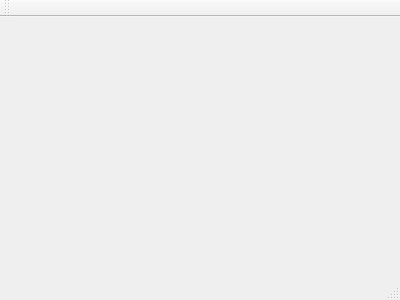
Above: AniClip2017/mainwindow.ui from MercifulZebra/AniClip2017 before the change. Below: the same form after it.
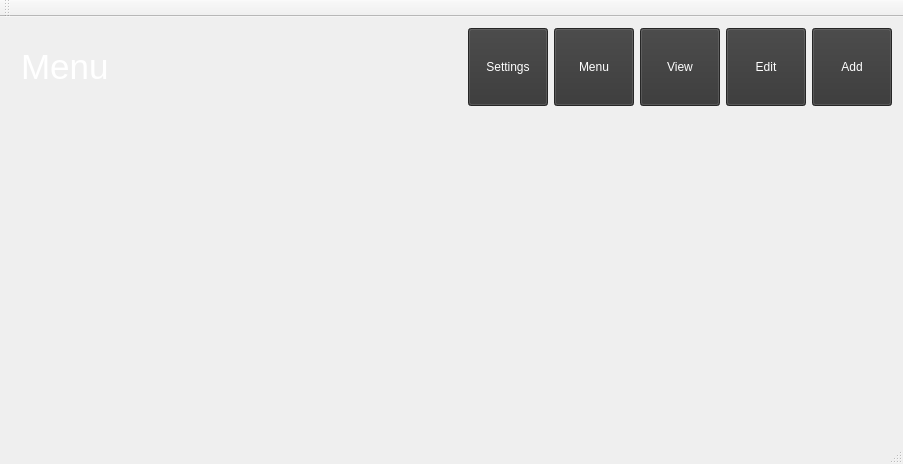
That is the form after the change.

Commit message: Setup Screen changing. Revised view screen layout. Tweaks to updating tagtreewidget

```diff
--- a/AniClip2017/mainwindow.ui
+++ b/AniClip2017/mainwindow.ui
@@ -6,15 +6,534 @@
    <rect>
     <x>0</x>
     <y>0</y>
-    <width>400</width>
-    <height>300</height>
+    <width>903</width>
+    <height>464</height>
    </rect>
   </property>
   <property name="windowTitle">
    <string>MainWindow</string>
   </property>
   <widget class="QWidget" name="centralWidget">
-   <layout class="QGridLayout" name="gridLayout"/>
+   <layout class="QGridLayout" name="gridLayout">
+    <property name="leftMargin">
+     <number>0</number>
+    </property>
+    <property name="topMargin">
+     <number>0</number>
+    </property>
+    <property name="rightMargin">
+     <number>0</number>
+    </property>
+    <property name="bottomMargin">
+     <number>0</number>
+    </property>
+    <item row="1" column="0">
+     <widget class="QStackedWidget" name="centralStack">
+      <widget class="QWidget" name="page"/>
+      <widget class="QWidget" name="page_2"/>
+     </widget>
+    </item>
+    <item row="0" column="0">
+     <widget class="QWidget" name="widget" native="true">
+      <property name="minimumSize">
+       <size>
+        <width>0</width>
+        <height>100</height>
+       </size>
+      </property>
+      <property name="maximumSize">
+       <size>
+        <width>16777215</width>
+        <height>100</height>
+       </size>
+      </property>
+      <property name="palette">
+       <palette>
+        <active>
+         <colorrole role="WindowText">
+          <brush brushstyle="SolidPattern">
+           <color alpha="255">
+            <red>255</red>
+            <green>255</green>
+            <blue>255</blue>
+           </color>
+          </brush>
+         </colorrole>
+         <colorrole role="Button">
+          <brush brushstyle="SolidPattern">
+           <color alpha="255">
+            <red>53</red>
+            <green>53</green>
+            <blue>53</blue>
+           </color>
+          </brush>
+         </colorrole>
+         <colorrole role="Text">
+          <brush brushstyle="SolidPattern">
+           <color alpha="255">
+            <red>255</red>
+            <green>255</green>
+            <blue>255</blue>
+           </color>
+          </brush>
+         </colorrole>
+         <colorrole role="BrightText">
+          <brush brushstyle="SolidPattern">
+           <color alpha="255">
+            <red>255</red>
+            <green>0</green>
+            <blue>0</blue>
+           </color>
+          </brush>
+         </colorrole>
+         <colorrole role="ButtonText">
+          <brush brushstyle="SolidPattern">
+           <color alpha="255">
+            <red>255</red>
+            <green>255</green>
+            <blue>255</blue>
+           </color>
+          </brush>
+         </colorrole>
+         <colorrole role="Base">
+          <brush brushstyle="SolidPattern">
+           <color alpha="255">
+            <red>25</red>
+            <green>25</green>
+            <blue>25</blue>
+           </color>
+          </brush>
+         </colorrole>
+         <colorrole role="Window">
+          <brush brushstyle="SolidPattern">
+           <color alpha="255">
+            <red>53</red>
+            <green>53</green>
+            <blue>53</blue>
+           </color>
+          </brush>
+         </colorrole>
+         <colorrole role="Highlight">
+          <brush brushstyle="SolidPattern">
+           <color alpha="255">
+            <red>42</red>
+            <green>130</green>
+            <blue>218</blue>
+           </color>
+          </brush>
+         </colorrole>
+         <colorrole role="HighlightedText">
+          <brush brushstyle="SolidPattern">
+           <color alpha="255">
+            <red>0</red>
+            <green>0</green>
+            <blue>0</blue>
+           </color>
+          </brush>
+         </colorrole>
+         <colorrole role="Link">
+          <brush brushstyle="SolidPattern">
+           <color alpha="255">
+            <red>42</red>
+            <green>130</green>
+            <blue>218</blue>
+           </color>
+          </brush>
+         </colorrole>
+         <colorrole role="AlternateBase">
+          <brush brushstyle="SolidPattern">
+           <color alpha="255">
+            <red>53</red>
+            <green>53</green>
+            <blue>53</blue>
+           </color>
+          </brush>
+         </colorrole>
+         <colorrole role="ToolTipBase">
+          <brush brushstyle="SolidPattern">
+           <color alpha="255">
+            <red>255</red>
+            <green>255</green>
+            <blue>255</blue>
+           </color>
+          </brush>
+         </colorrole>
+         <colorrole role="ToolTipText">
+          <brush brushstyle="SolidPattern">
+           <color alpha="255">
+            <red>255</red>
+            <green>255</green>
+            <blue>255</blue>
+           </color>
+          </brush>
+         </colorrole>
+        </active>
+        <inactive>
+         <colorrole role="WindowText">
+          <brush brushstyle="SolidPattern">
+           <color alpha="255">
+            <red>255</red>
+            <green>255</green>
+            <blue>255</blue>
+           </color>
+          </brush>
+         </colorrole>
+         <colorrole role="Button">
+          <brush brushstyle="SolidPattern">
+           <color alpha="255">
+            <red>53</red>
+            <green>53</green>
+            <blue>53</blue>
+           </color>
+          </brush>
+         </colorrole>
+         <colorrole role="Text">
+          <brush brushstyle="SolidPattern">
+           <color alpha="255">
+            <red>255</red>
+            <green>255</green>
+            <blue>255</blue>
+           </color>
+          </brush>
+         </colorrole>
+         <colorrole role="BrightText">
+          <brush brushstyle="SolidPattern">
+           <color alpha="255">
+            <red>255</red>
+            <green>0</green>
+            <blue>0</blue>
+           </color>
+          </brush>
+         </colorrole>
+         <colorrole role="ButtonText">
+          <brush brushstyle="SolidPattern">
+           <color alpha="255">
+            <red>255</red>
+            <green>255</green>
+            <blue>255</blue>
+           </color>
+          </brush>
+         </colorrole>
+         <colorrole role="Base">
+          <brush brushstyle="SolidPattern">
+           <color alpha="255">
+            <red>25</red>
+            <green>25</green>
+            <blue>25</blue>
+           </color>
+          </brush>
+         </colorrole>
+         <colorrole role="Window">
+          <brush brushstyle="SolidPattern">
+           <color alpha="255">
+            <red>53</red>
+            <green>53</green>
+            <blue>53</blue>
+           </color>
+          </brush>
+         </colorrole>
+         <colorrole role="Highlight">
+          <brush brushstyle="SolidPattern">
+           <color alpha="255">
+            <red>42</red>
+            <green>130</green>
+            <blue>218</blue>
+           </color>
+          </brush>
+         </colorrole>
+         <colorrole role="HighlightedText">
+          <brush brushstyle="SolidPattern">
+           <color alpha="255">
+            <red>0</red>
+            <green>0</green>
+            <blue>0</blue>
+           </color>
+          </brush>
+         </colorrole>
+         <colorrole role="Link">
+          <brush brushstyle="SolidPattern">
+           <color alpha="255">
+            <red>42</red>
+            <green>130</green>
+            <blue>218</blue>
+           </color>
+          </brush>
+         </colorrole>
+         <colorrole role="AlternateBase">
+          <brush brushstyle="SolidPattern">
+           <color alpha="255">
+            <red>53</red>
+            <green>53</green>
+            <blue>53</blue>
+           </color>
+          </brush>
+         </colorrole>
+         <colorrole role="ToolTipBase">
+          <brush brushstyle="SolidPattern">
+           <color alpha="255">
+            <red>255</red>
+            <green>255</green>
+            <blue>255</blue>
+           </color>
+          </brush>
+         </colorrole>
+         <colorrole role="ToolTipText">
+          <brush brushstyle="SolidPattern">
+           <color alpha="255">
+            <red>255</red>
+            <green>255</green>
+            <blue>255</blue>
+           </color>
+          </brush>
+         </colorrole>
+        </inactive>
+        <disabled>
+         <colorrole role="WindowText">
+          <brush brushstyle="SolidPattern">
+           <color alpha="255">
+            <red>120</red>
+            <green>120</green>
+            <blue>120</blue>
+           </color>
+          </brush>
+         </colorrole>
+         <colorrole role="Button">
+          <brush brushstyle="SolidPattern">
+           <color alpha="255">
+            <red>53</red>
+            <green>53</green>
+            <blue>53</blue>
+           </color>
+          </brush>
+         </colorrole>
+         <colorrole role="Text">
+          <brush brushstyle="SolidPattern">
+           <color alpha="255">
+            <red>120</red>
+            <green>120</green>
+            <blue>120</blue>
+           </color>
+          </brush>
+         </colorrole>
+         <colorrole role="BrightText">
+          <brush brushstyle="SolidPattern">
+           <color alpha="255">
+            <red>255</red>
+            <green>0</green>
+            <blue>0</blue>
+           </color>
+          </brush>
+         </colorrole>
+         <colorrole role="ButtonText">
+          <brush brushstyle="SolidPattern">
+           <color alpha="255">
+            <red>120</red>
+            <green>120</green>
+            <blue>120</blue>
+           </color>
+          </brush>
+         </colorrole>
+         <colorrole role="Base">
+          <brush brushstyle="SolidPattern">
+           <color alpha="255">
+            <red>53</red>
+            <green>53</green>
+            <blue>53</blue>
+           </color>
+          </brush>
+         </colorrole>
+         <colorrole role="Window">
+          <brush brushstyle="SolidPattern">
+           <color alpha="255">
+            <red>53</red>
+            <green>53</green>
+            <blue>53</blue>
+           </color>
+          </brush>
+         </colorrole>
+         <colorrole role="Highlight">
+          <brush brushstyle="SolidPattern">
+           <color alpha="255">
+            <red>0</red>
+            <green>120</green>
+            <blue>215</blue>
+           </color>
+          </brush>
+         </colorrole>
+         <colorrole role="HighlightedText">
+          <brush brushstyle="SolidPattern">
+           <color alpha="255">
+            <red>0</red>
+            <green>0</green>
+            <blue>0</blue>
+           </color>
+          </brush>
+         </colorrole>
+         <colorrole role="Link">
+          <brush brushstyle="SolidPattern">
+           <color alpha="255">
+            <red>42</red>
+            <green>130</green>
+            <blue>218</blue>
+           </color>
+          </brush>
+         </colorrole>
+         <colorrole role="AlternateBase">
+          <brush brushstyle="SolidPattern">
+           <color alpha="255">
+            <red>53</red>
+            <green>53</green>
+            <blue>53</blue>
+           </color>
+          </brush>
+         </colorrole>
+         <colorrole role="ToolTipBase">
+          <brush brushstyle="SolidPattern">
+           <color alpha="255">
+            <red>255</red>
+            <green>255</green>
+            <blue>255</blue>
+           </color>
+          </brush>
+         </colorrole>
+         <colorrole role="ToolTipText">
+          <brush brushstyle="SolidPattern">
+           <color alpha="255">
+            <red>255</red>
+            <green>255</green>
+            <blue>255</blue>
+           </color>
+          </brush>
+         </colorrole>
+        </disabled>
+       </palette>
+      </property>
+      <layout class="QHBoxLayout" name="horizontalLayout">
+       <item>
+        <spacer name="horizontalSpacer_2">
+         <property name="orientation">
+          <enum>Qt::Horizontal</enum>
+         </property>
+         <property name="sizeType">
+          <enum>QSizePolicy::Fixed</enum>
+         </property>
+         <property name="sizeHint" stdset="0">
+          <size>
+           <width>10</width>
+           <height>0</height>
+          </size>
+         </property>
+        </spacer>
+       </item>
+       <item>
+        <widget class="QLabel" name="pageTitle_label">
+         <property name="font">
+          <font>
+           <pointsize>26</pointsize>
+          </font>
+         </property>
+         <property name="text">
+          <string>Menu</string>
+         </property>
+        </widget>
+       </item>
+       <item>
+        <spacer name="horizontalSpacer">
+         <property name="orientation">
+          <enum>Qt::Horizontal</enum>
+         </property>
+         <property name="sizeHint" stdset="0">
+          <size>
+           <width>40</width>
+           <height>20</height>
+          </size>
+         </property>
+        </spacer>
+       </item>
+       <item>
+        <widget class="QPushButton" name="settings_button">
+         <property name="sizePolicy">
+          <sizepolicy hsizetype="Minimum" vsizetype="Preferred">
+           <horstretch>0</horstretch>
+           <verstretch>0</verstretch>
+          </sizepolicy>
+         </property>
+         <property name="text">
+          <string>Settings</string>
+         </property>
+         <property name="autoExclusive">
+          <bool>true</bool>
+         </property>
+        </widget>
+       </item>
+       <item>
+        <widget class="QPushButton" name="menuScreen_button">
+         <property name="sizePolicy">
+          <sizepolicy hsizetype="Minimum" vsizetype="Preferred">
+           <horstretch>0</horstretch>
+           <verstretch>0</verstretch>
+          </sizepolicy>
+         </property>
+         <property name="text">
+          <string>Menu</string>
+         </property>
+         <property name="autoExclusive">
+          <bool>true</bool>
+         </property>
+        </widget>
+       </item>
+       <item>
+        <widget class="QPushButton" name="viewScreen_button">
+         <property name="sizePolicy">
+          <sizepolicy hsizetype="Minimum" vsizetype="Preferred">
+           <horstretch>0</horstretch>
+           <verstretch>0</verstretch>
+          </sizepolicy>
+         </property>
+         <property name="text">
+          <string>View</string>
+         </property>
+         <property name="autoExclusive">
+          <bool>true</bool>
+         </property>
+        </widget>
+       </item>
+       <item>
+        <widget class="QPushButton" name="editScreen_button">
+         <property name="sizePolicy">
+          <sizepolicy hsizetype="Minimum" vsizetype="Preferred">
+           <horstretch>0</horstretch>
+           <verstretch>0</verstretch>
+          </sizepolicy>
+         </property>
+         <property name="text">
+          <string>Edit</string>
+         </property>
+         <property name="autoExclusive">
+          <bool>true</bool>
+         </property>
+        </widget>
+       </item>
+       <item>
+        <widget class="QPushButton" name="addScreen_button">
+         <property name="sizePolicy">
+          <sizepolicy hsizetype="Minimum" vsizetype="Preferred">
+           <horstretch>0</horstretch>
+           <verstretch>0</verstretch>
+          </sizepolicy>
+         </property>
+         <property name="text">
+          <string>Add</string>
+         </property>
+         <property name="autoExclusive">
+          <bool>true</bool>
+         </property>
+        </widget>
+       </item>
+      </layout>
+     </widget>
+    </item>
+   </layout>
   </widget>
   <widget class="QMenuBar" name="menuBar">
    <property name="geometry">
```
Left out of the diff: 4 changed lines with no effect on the pictures. The commit also changes 28 other files.
